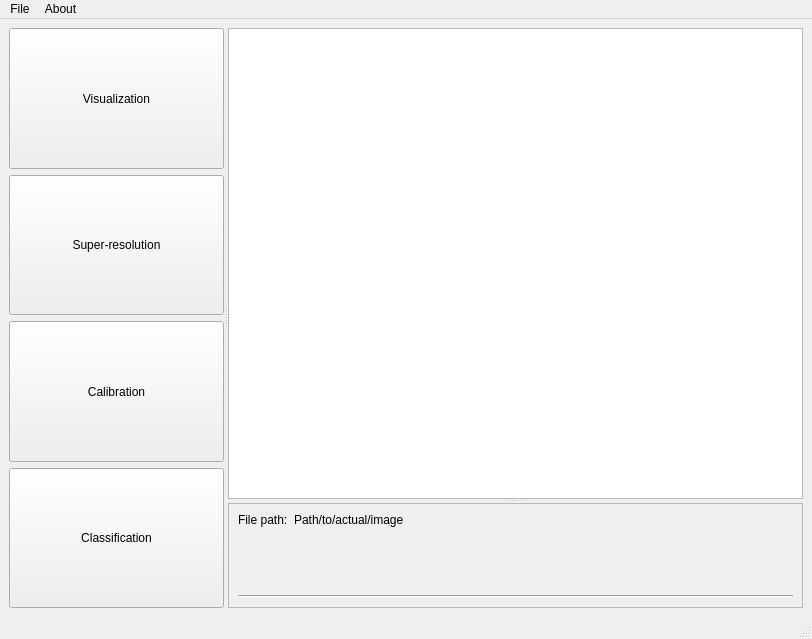
Old version of the form src/qt/MainWindow.ui in the repository Techlauncher-LeafAnalyzer/Hyperspectral-Image-Inspector.
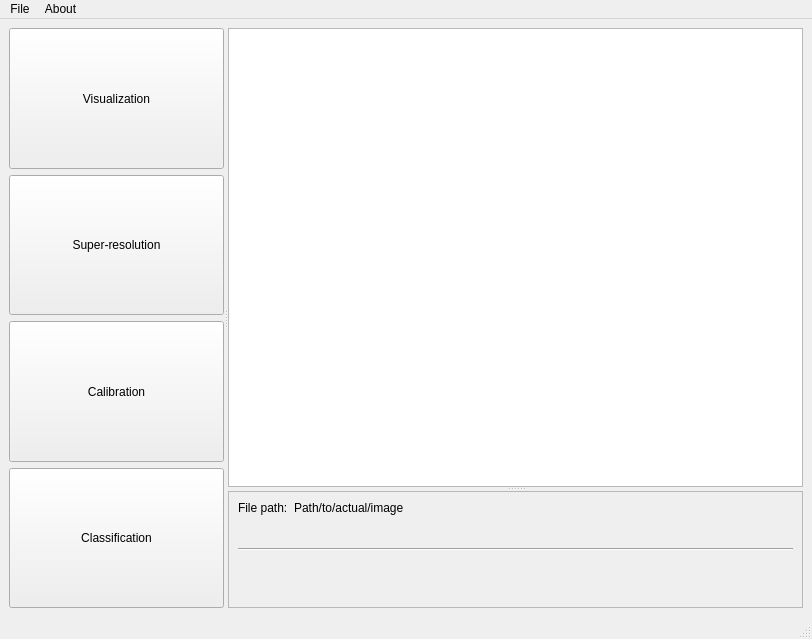
New version of the form. Custom widgets are drawn as their Qt base class.

Diff of the .ui file:
```diff
--- a/src/qt/MainWindow.ui
+++ b/src/qt/MainWindow.ui
@@ -124,6 +124,15 @@
               </property>
              </widget>
             </item>
+            <item>
+             <widget class="QWidget" name="panelContainer" native="true">
+              <layout class="QVBoxLayout" name="panelContainerLayout">
+               <property name="margin">
+                <number>0</number>
+               </property>
+              </layout>
+             </widget>
+            </item>
            </layout>
           </item>
          </layout>
```
Left out of the diff: 2 changed lines with no effect on the pictures.
